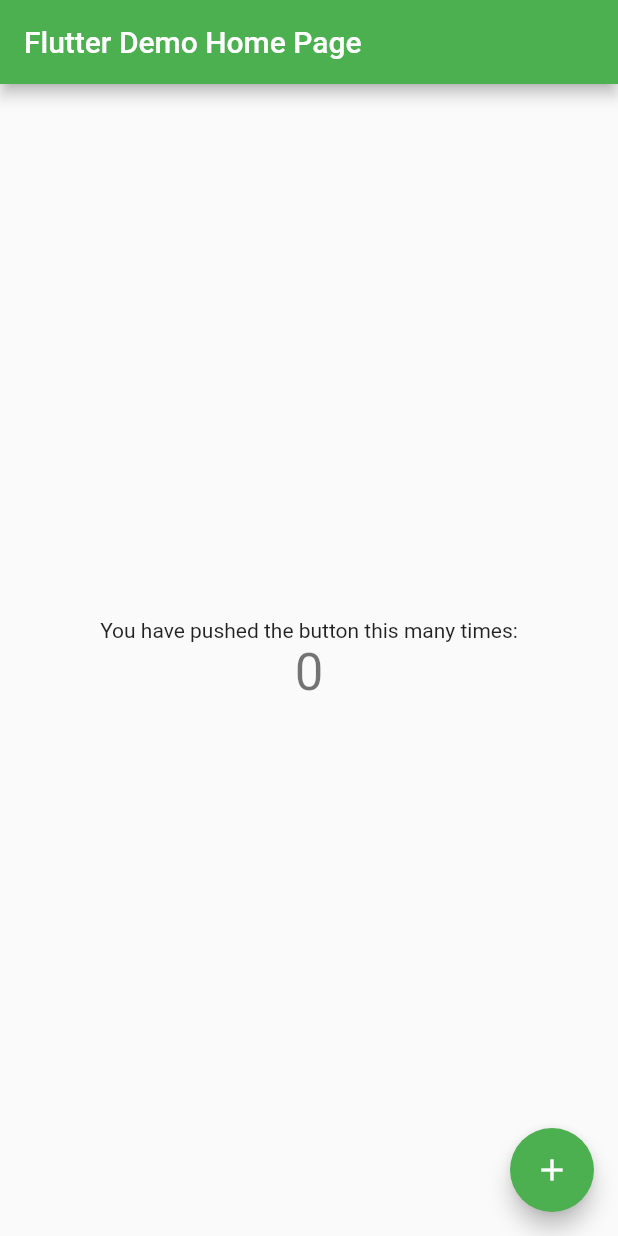
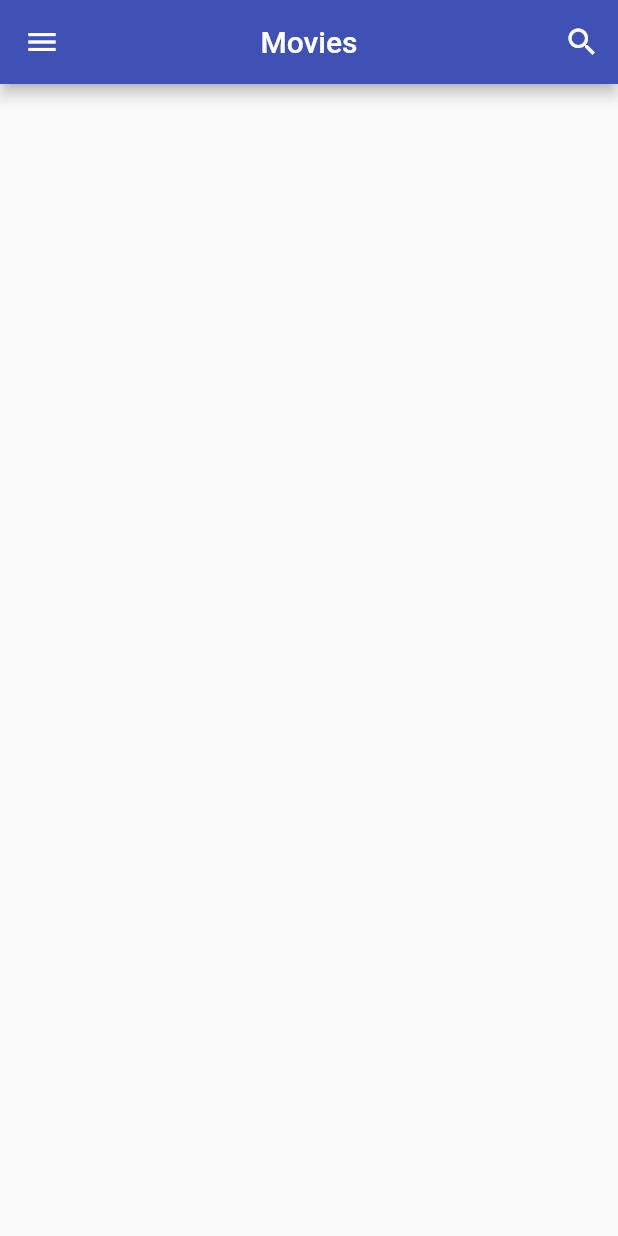
Before and after one commit to VGuowei/Movie-App, a Flutter app: the screen it shows after launch, on a phone screen of 412 x 824 dp. Run offline on Flutter 3.47's test engine with Material 2 defaults, Android fonts, the phone set to English and light mode, and no system bars.

Commit message:
Top AppBar added

```diff
--- a/lib/main.dart
+++ b/lib/main.dart
@@ -1,115 +1,25 @@
 import 'package:flutter/material.dart';
+import 'package:flutter/services.dart';
+import 'views/movie_view.dart';
 
 void main() {
+  SystemChrome.setSystemUIOverlayStyle(
+      const SystemUiOverlayStyle(statusBarColor: Colors.transparent)
+  );
   runApp(const MyApp());
 }
 
 class MyApp extends StatelessWidget {
-  const MyApp({super.key});
+  const MyApp({Key? key}) : super(key: key);
 
-  // This widget is the root of your application.
   @override
   Widget build(BuildContext context) {
     return MaterialApp(
-      title: 'Flutter Demo',
+      debugShowCheckedModeBanner: false,
       theme: ThemeData(
-        // This is the theme of your application.
-        //
-        // Try running your application with "flutter run". You'll see the
-        // application has a blue toolbar. Then, without quitting the app, try
-        // changing the primarySwatch below to Colors.green and then invoke
-        // "hot reload" (press "r" in the console where you ran "flutter run",
-        // or simply save your changes to "hot reload" in a Flutter IDE).
-        // Notice that the counter didn't reset back to zero; the application
-        // is not restarted.
-        primarySwatch: Colors.green,
+          primarySwatch:Colors.indigo
       ),
-      home: const MyHomePage(title: 'Flutter Demo Home Page'),
+      home:const Movie(),
     );
   }
 }
-
-class MyHomePage extends StatefulWidget {
-  const MyHomePage({super.key, required this.title});
-
-  // This widget is the home page of your application. It is stateful, meaning
-  // that it has a State object (defined below) that contains fields that affect
-  // how it looks.
-
-  // This class is the configuration for the state. It holds the values (in this
-  // case the title) provided by the parent (in this case the App widget) and
-  // used by the build method of the State. Fields in a Widget subclass are
-  // always marked "final".
-
-  final String title;
-
-  @override
-  State<MyHomePage> createState() => _MyHomePageState();
-}
-
-class _MyHomePageState extends State<MyHomePage> {
-  int _counter = 0;
-
-  void _incrementCounter() {
-    setState(() {
-      // This call to setState tells the Flutter framework that something has
-      // changed in this State, which causes it to rerun the build method below
-      // so that the display can reflect the updated values. If we changed
-      // _counter without calling setState(), then the build method would not be
-      // called again, and so nothing would appear to happen.
-      _counter++;
-    });
-  }
-
-  @override
-  Widget build(BuildContext context) {
-    // This method is rerun every time setState is called, for instance as done
-    // by the _incrementCounter method above.
-    //
-    // The Flutter framework has been optimized to make rerunning build methods
-    // fast, so that you can just rebuild anything that needs updating rather
-    // than having to individually change instances of widgets.
-    return Scaffold(
-      appBar: AppBar(
-        // Here we take the value from the MyHomePage object that was created by
-        // the App.build method, and use it to set our appbar title.
-        title: Text(widget.title),
-      ),
-      body: Center(
-        // Center is a layout widget. It takes a single child and positions it
-        // in the middle of the parent.
-        child: Column(
-          // Column is also a layout widget. It takes a list of children and
-          // arranges them vertically. By default, it sizes itself to fit its
-          // children horizontally, and tries to be as tall as its parent.
-          //
-          // Invoke "debug painting" (press "p" in the console, choose the
-          // "Toggle Debug Paint" action from the Flutter Inspector in Android
-          // Studio, or the "Toggle Debug Paint" command in Visual Studio Code)
-          // to see the wireframe for each widget.
-          //
-          // Column has various properties to control how it sizes itself and
-          // how it positions its children. Here we use mainAxisAlignment to
-          // center the children vertically; the main axis here is the vertical
-          // axis because Columns are vertical (the cross axis would be
-          // horizontal).
-          mainAxisAlignment: MainAxisAlignment.center,
-          children: <Widget>[
-            const Text(
-              'You have pushed the button this many times:',
-            ),
-            Text(
-              '$_counter',
-              style: Theme.of(context).textTheme.headlineMedium,
-            ),
-          ],
-        ),
-      ),
-      floatingActionButton: FloatingActionButton(
-        onPressed: _incrementCounter,
-        tooltip: 'Increment',
-        child: const Icon(Icons.add),
-      ), // This trailing comma makes auto-formatting nicer for build methods.
-    );
-  }
-}
--- /dev/null
+++ b/lib/views/movie_view.dart
@@ -0,0 +1,23 @@
+import 'package:flutter/material.dart';
+
+class Movie extends StatelessWidget {
+  const Movie({Key? key}) : super(key: key);
+
+  @override
+  Widget build(BuildContext context) {
+    return Scaffold(
+      appBar: AppBar(
+        title: const Text("Movies"),
+        centerTitle: true,
+        actions: [
+          IconButton(
+            icon: const Icon(Icons.search),
+            onPressed: () {},
+          ),
+        ],
+      ),
+      drawer: Drawer(child: Container()),
+      body: Container(),
+    );
+  }
+}
--- a/pubspec.yaml
+++ b/pubspec.yaml
@@ -37,6 +37,7 @@ dependencies:
   cupertino_icons: ^1.0.2
   http: ^0.13.5
   json_annotation: ^4.8.0
+  tmdb_dart: ^0.2.2
 
 dev_dependencies:
   flutter_test:
```
Also changed, not shown: pubspec.lock.
